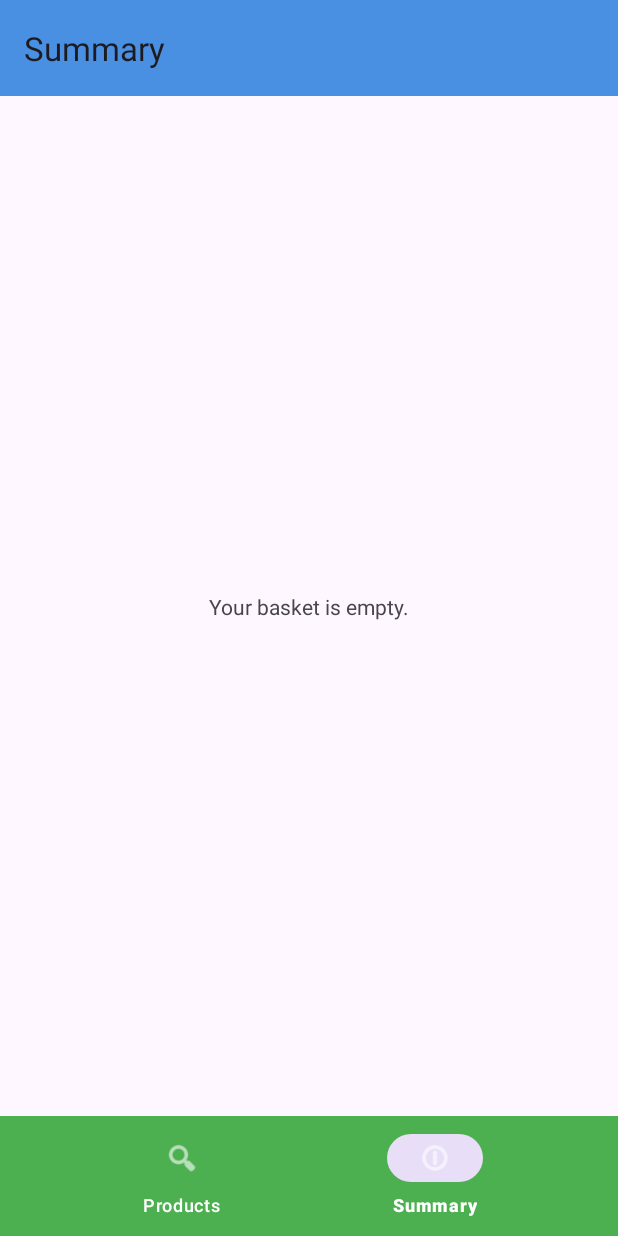
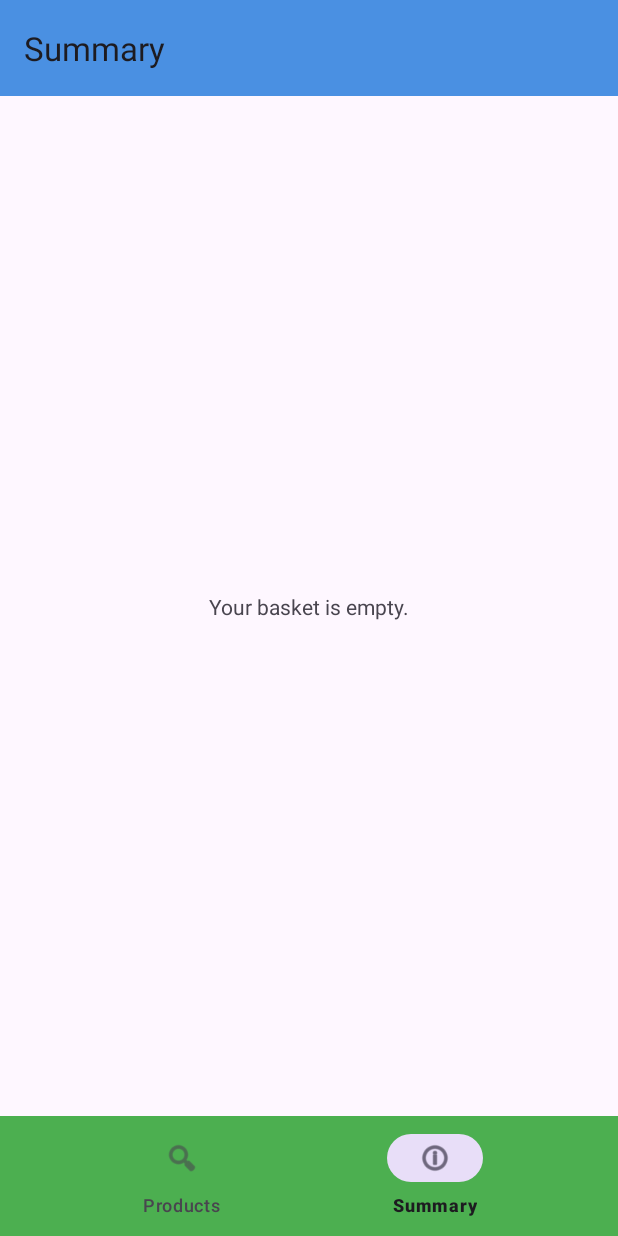
Before and after one commit to onurtas1993/smart-grocery, an Android app: the screen it shows after launch (MainActivity), item 2 of the bottom bar chosen, on a phone screen of 412 x 824 dp. Run offline under Robolectric (Android 15) with nearby library versions, the phone set to English and light mode, and no system bars; our stand-ins replace navigation-ui; pictures from the network do not load.

Commit message:
Fixed visual bug

```diff
--- a/mobile_client/app/src/main/java/com/onurtas/marktfox/adapter/ProductAdapter.kt
+++ b/mobile_client/app/src/main/java/com/onurtas/marktfox/adapter/ProductAdapter.kt
@@ -37,8 +37,7 @@ class ProductAdapter(
         ) {
             imageView.load(product.image) {
                 crossfade(true)
-                placeholder(R.drawable.ic_launcher_background)
-                error(R.drawable.ic_launcher_foreground)
+                error(R.drawable.ic_launcher_background)
             }
 
             titleTextView.text = product.title
--- a/mobile_client/app/src/main/res/layout/activity_main.xml
+++ b/mobile_client/app/src/main/res/layout/activity_main.xml
@@ -46,8 +46,6 @@
             android:layout_width="0dp"
             android:layout_height="wrap_content"
             android:background="?attr/colorSecondary"
-            app:itemIconTint="@color/white"
-            app:itemTextColor="@color/white"
             app:layout_constraintBottom_toBottomOf="parent"
             app:layout_constraintEnd_toEndOf="parent"
             app:layout_constraintStart_toStartOf="parent"
```
